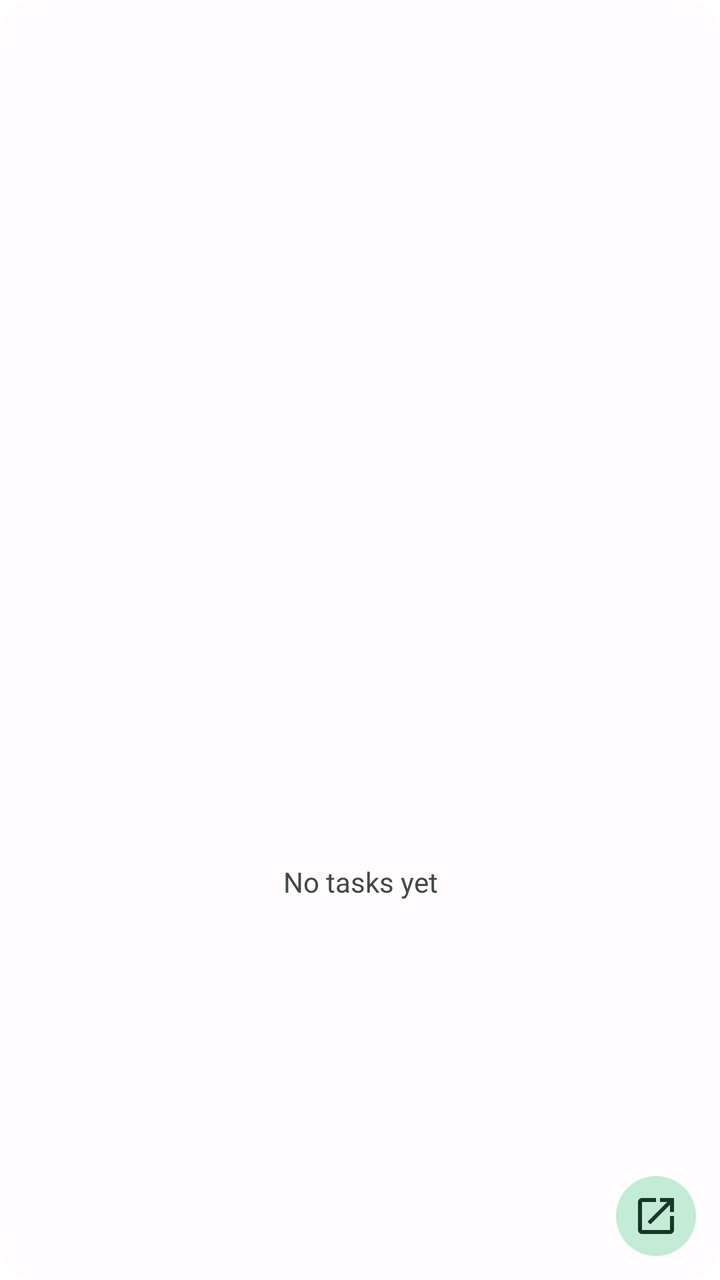
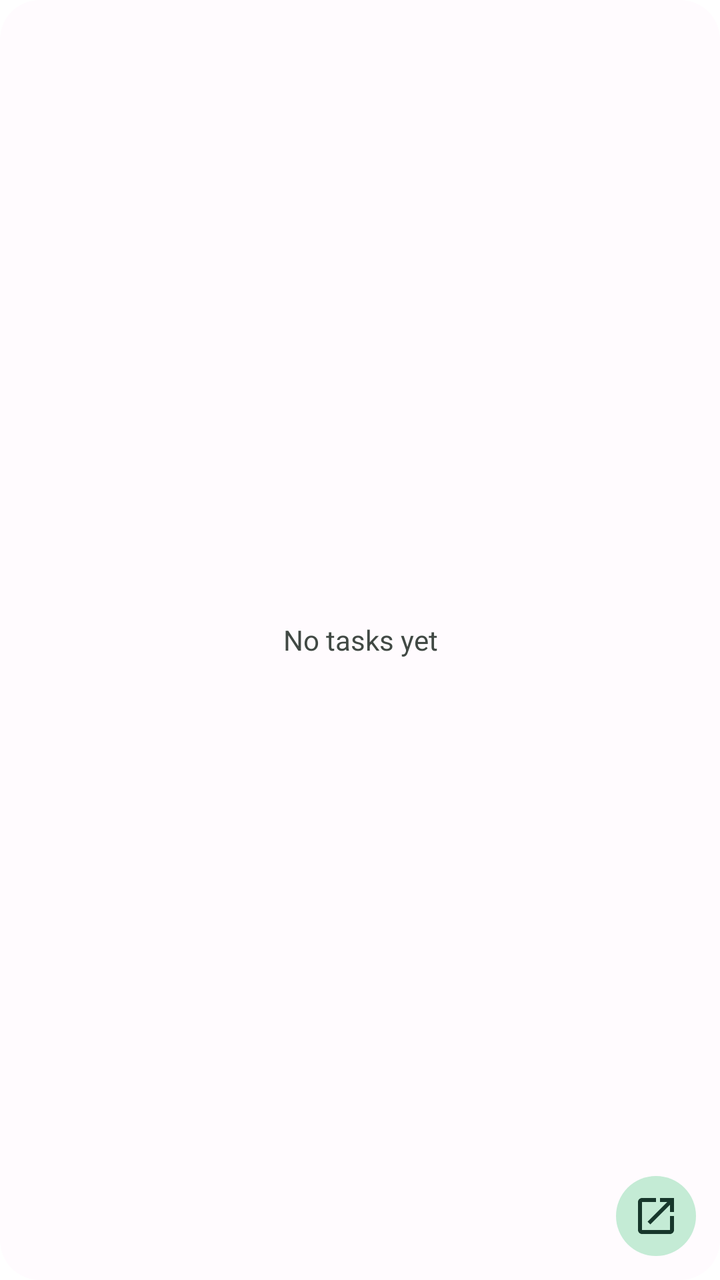

Before-and-after screenshots of an Android layout around one commit, followed by the original layout XML and the change that was made.
<!-- AndroidManifest.xml: fallback theme Theme.MaterialComponents.DayNight.NoActionBar -->
<!-- res/layout/dewwit_widget.xml -->
<?xml version="1.0" encoding="utf-8"?>
<LinearLayout xmlns:android="http://schemas.android.com/apk/res/android"
    android:id="@+id/widget_root"
    android:layout_width="match_parent"
    android:layout_height="match_parent"
    android:background="@drawable/dewwit_widget_background_light"
    android:orientation="vertical"
    android:padding="12dp">

    <ListView
        android:id="@+id/widget_task_list"
        android:layout_width="match_parent"
        android:layout_height="0dp"
        android:layout_weight="1"
        android:divider="@android:color/transparent"
        android:dividerHeight="6dp" />

    <TextView
        android:id="@+id/widget_empty_view"
        android:layout_width="match_parent"
        android:layout_height="0dp"
        android:layout_weight="1"
        android:gravity="center"
        android:text="@string/widget_empty"
        android:textColor="@color/dewwit_widget_light_on_surface_variant"
        android:textSize="14sp" />

    <FrameLayout
        android:layout_width="match_parent"
        android:layout_height="40dp"
        android:layout_marginTop="4dp">

        <ImageButton
            android:id="@+id/widget_open_app"
            android:layout_width="40dp"
            android:layout_height="40dp"
            android:layout_gravity="end|center_vertical"
            android:background="@drawable/dewwit_widget_action_background_light"
            android:contentDescription="@string/widget_open_app"
            android:padding="10dp"
            android:src="@drawable/dewwit_widget_open_app"
            android:tint="@color/dewwit_widget_light_on_primary_container" />

    </FrameLayout>

</LinearLayout>
<!-- resources referenced by this layout -->
<resources>
  <color name="dewwit_widget_light_on_primary_container">#17372B</color>
  <color name="dewwit_widget_light_on_surface_variant">#414944</color>
  <!-- drawable dewwit_widget_action_background_light (drawable) -->
  <?xml version="1.0" encoding="utf-8"?>
  <shape xmlns:android="http://schemas.android.com/apk/res/android" android:shape="oval">
      <solid android:color="@color/dewwit_widget_light_primary_container" />
  </shape>
  <!-- drawable dewwit_widget_background_light (drawable) -->
  <?xml version="1.0" encoding="utf-8"?>
  <shape xmlns:android="http://schemas.android.com/apk/res/android" android:shape="rectangle">
      <solid android:color="@color/dewwit_widget_light_background" />
      <corners android:radius="20dp" />
  </shape>
  <!-- drawable dewwit_widget_open_app (drawable) -->
  <?xml version="1.0" encoding="utf-8"?>
  <vector xmlns:android="http://schemas.android.com/apk/res/android"
      android:width="24dp"
      android:height="24dp"
      android:viewportWidth="24"
      android:viewportHeight="24">
      <path
          android:fillColor="#FFFFFFFF"
          android:pathData="M19,19H5V5h7V3H5c-1.11,0 -2,0.9 -2,2v14c0,1.1 0.89,2 2,2h14c1.1,0 2,-0.9 2,-2v-7h-2v7zM14,3v2h3.59l-9.83,9.83 1.41,1.41L19,6.41V10h2V3h-7z" />
  </vector>
  <string name="widget_empty">No tasks yet</string>
  <string name="widget_open_app">Open Dewwit</string>
  <color name="dewwit_widget_light_primary_container">#C4EBD5</color>
  <color name="dewwit_widget_light_background">#FFFBFE</color>
</resources>

<!-- the commit's change to res/layout/dewwit_widget.xml (unified diff, before → after) -->
@@ -1,46 +1,38 @@
 <?xml version="1.0" encoding="utf-8"?>
-<LinearLayout xmlns:android="http://schemas.android.com/apk/res/android"
+<FrameLayout xmlns:android="http://schemas.android.com/apk/res/android"
     android:id="@+id/widget_root"
     android:layout_width="match_parent"
     android:layout_height="match_parent"
     android:background="@drawable/dewwit_widget_background_light"
-    android:orientation="vertical"
     android:padding="12dp">
 
     <ListView
         android:id="@+id/widget_task_list"
         android:layout_width="match_parent"
-        android:layout_height="0dp"
-        android:layout_weight="1"
+        android:layout_height="match_parent"
+        android:clipToPadding="false"
         android:divider="@android:color/transparent"
-        android:dividerHeight="6dp" />
+        android:dividerHeight="6dp"
+        android:paddingBottom="44dp" />
 
     <TextView
         android:id="@+id/widget_empty_view"
         android:layout_width="match_parent"
-        android:layout_height="0dp"
-        android:layout_weight="1"
+        android:layout_height="match_parent"
         android:gravity="center"
         android:text="@string/widget_empty"
         android:textColor="@color/dewwit_widget_light_on_surface_variant"
         android:textSize="14sp" />
 
-    <FrameLayout
-        android:layout_width="match_parent"
+    <ImageButton
+        android:id="@+id/widget_open_app"
+        android:layout_width="40dp"
         android:layout_height="40dp"
-        android:layout_marginTop="4dp">
+        android:layout_gravity="end|bottom"
+        android:background="@drawable/dewwit_widget_action_background_light"
+        android:contentDescription="@string/widget_open_app"
+        android:padding="10dp"
+        android:src="@drawable/dewwit_widget_open_app"
+        android:tint="@color/dewwit_widget_light_on_primary_container" />
 
-        <ImageButton
-            android:id="@+id/widget_open_app"
-            android:layout_width="40dp"
-            android:layout_height="40dp"
-            android:layout_gravity="end|center_vertical"
-            android:background="@drawable/dewwit_widget_action_background_light"
-            android:contentDescription="@string/widget_open_app"
-            android:padding="10dp"
-            android:src="@drawable/dewwit_widget_open_app"
-            android:tint="@color/dewwit_widget_light_on_primary_container" />
-
-    </FrameLayout>
-
-</LinearLayout>
+</FrameLayout>
